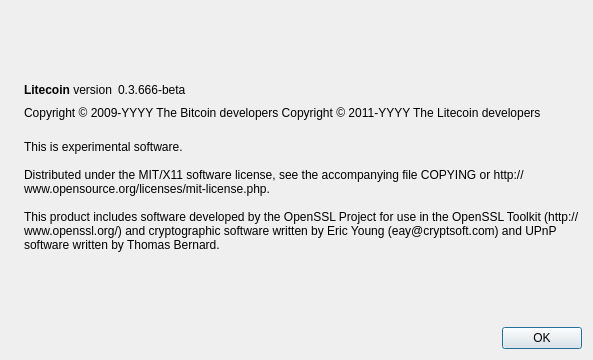
This is Coin/src/qt/forms/aboutdialog.ui in myersTechnologies/NiepceCoin as Qt 5 draws it before an edit. The edited form follows.
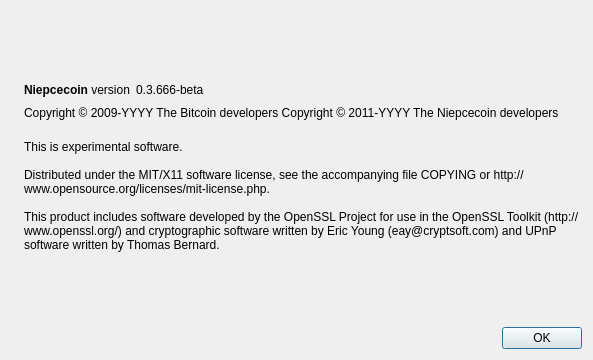
This is the edited form. Icons and pictures are not drawn.

Diff of the .ui file:
```diff
--- a/Coin/src/qt/forms/aboutdialog.ui
+++ b/Coin/src/qt/forms/aboutdialog.ui
@@ -50,7 +50,7 @@
           <cursorShape>IBeamCursor</cursorShape>
          </property>
          <property name="text">
-          <string>&lt;b&gt;Litecoin&lt;/b&gt; version</string>
+          <string>&lt;b&gt;Niepcecoin&lt;/b&gt; version</string>
          </property>
          <property name="textInteractionFlags">
           <set>Qt::LinksAccessibleByMouse|Qt::TextSelectableByKeyboard|Qt::TextSelectableByMouse</set>
@@ -92,7 +92,7 @@
        </property>
        <property name="text">
         <string notr="true">Copyright &amp;copy; 2009-YYYY The Bitcoin developers
-Copyright &amp;copy; 2011-YYYY The Litecoin developers</string>
+Copyright &amp;copy; 2011-YYYY The Niepcecoin developers</string>
        </property>
        <property name="textFormat">
         <enum>Qt::RichText</enum>
```
Left out of the diff: 2 changed lines with no effect on the pictures.
